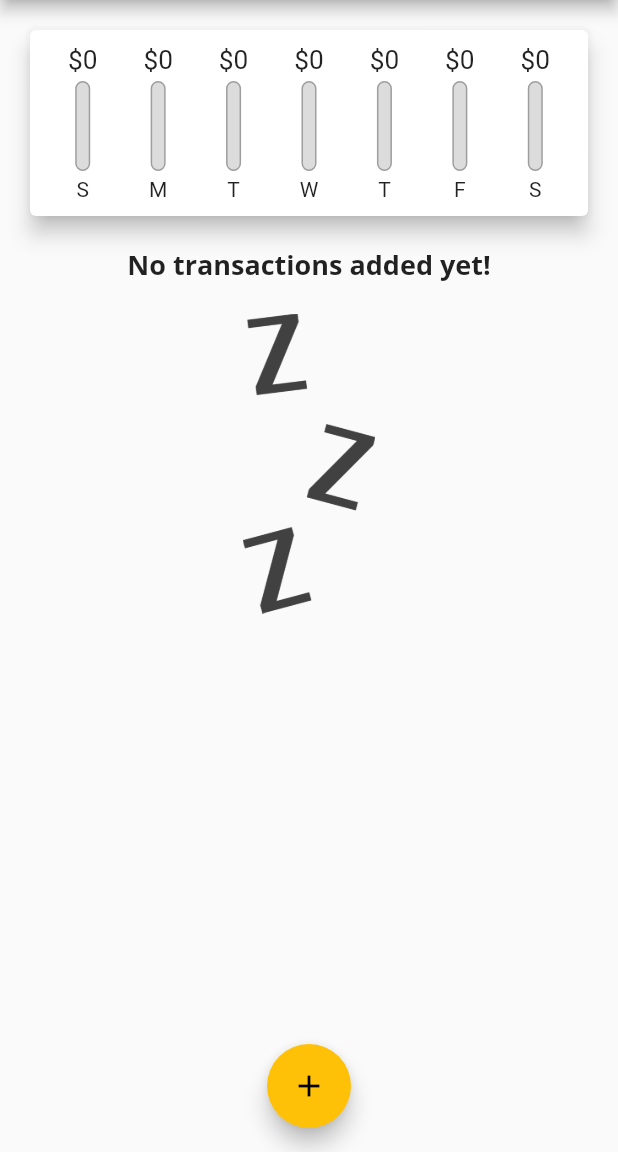
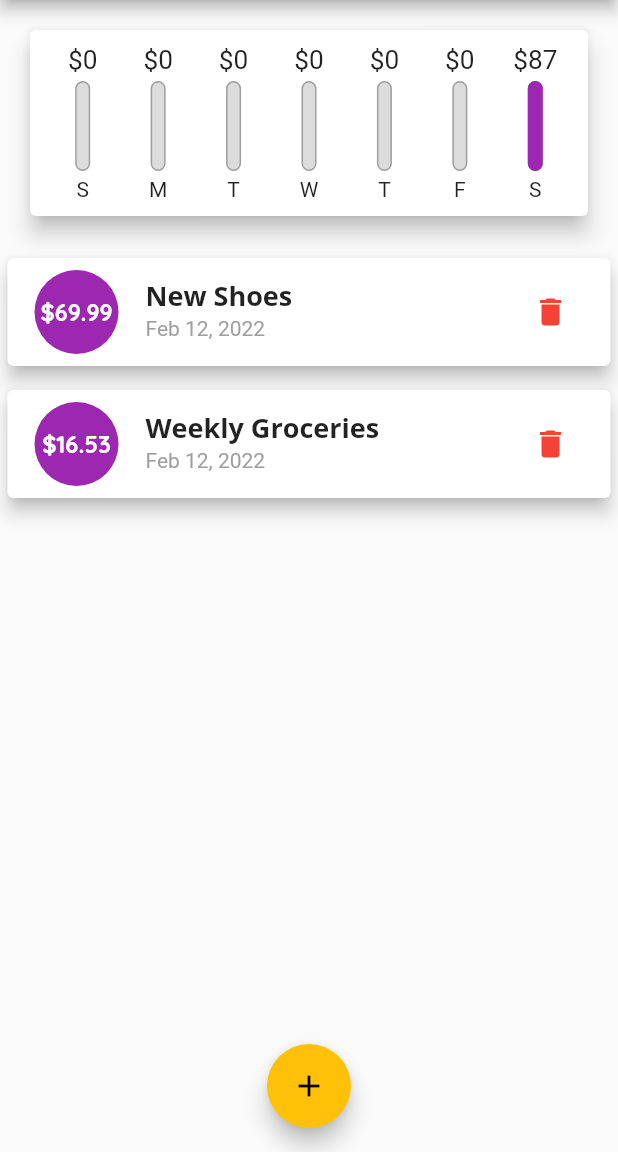
Before and after one commit to adriandallegrave/flutter, a Flutter app: the screen it shows after launch, on a phone screen of 412 x 824 dp, the part 84-1236 px from its top. Run offline on Flutter 3.47's test engine with Material 2 defaults, Android fonts, the phone set to English and light mode, and no system bars.

Commit message:
expenses18 - finished

```diff
--- a/personal_expenses_app/lib/main.dart
+++ b/personal_expenses_app/lib/main.dart
@@ -29,10 +29,13 @@ class MyApp extends StatelessWidget {
               fontSize: 20,
               fontWeight: FontWeight.bold),
         ),
-        colorScheme:
-            ColorScheme.fromSwatch(primarySwatch: Colors.purple).copyWith(
+        colorScheme: ColorScheme.fromSwatch(
+          primarySwatch: Colors.purple,
+        ).copyWith(
           secondary: Colors.amber,
           onSecondary: const Color.fromRGBO(0, 0, 0, 1),
+          onPrimary: Colors.white,
+          error: Colors.red,
         ),
       ),
       home: const MyHomePage(),
@@ -49,18 +52,18 @@ class MyHomePage extends StatefulWidget {
 
 class _MyHomePageState extends State<MyHomePage> {
   final List<Transaction> _userTransactions = [
-    // Transaction(
-    //   id: 't1',
-    //   title: 'New Shoes',
-    //   amount: 69.99,
-    //   date: DateTime.now(),
-    // ),
-    // Transaction(
-    //   id: 't2',
-    //   title: 'Weekly Groceries',
-    //   amount: 16.53,
-    //   date: DateTime.now(),
-    // ),
+    Transaction(
+      id: 't1',
+      title: 'New Shoes',
+      amount: 69.99,
+      date: DateTime.now(),
+    ),
+    Transaction(
+      id: 't2',
+      title: 'Weekly Groceries',
+      amount: 16.53,
+      date: DateTime.now(),
+    ),
   ];
 
   List<Transaction> get _recentTransactions {
@@ -84,6 +87,12 @@ class _MyHomePageState extends State<MyHomePage> {
 
     setState(() {
       _userTransactions.add(newTx);
+    });
+  }
+
+  void _deleteTransaction(String id) {
+    setState(() {
+      _userTransactions.removeWhere((tx) => tx.id == id);
     });
   }
 
@@ -119,7 +128,7 @@ class _MyHomePageState extends State<MyHomePage> {
           crossAxisAlignment: CrossAxisAlignment.stretch,
           children: <Widget>[
             Chart(_recentTransactions),
-            TransactionList(_userTransactions),
+            TransactionList(_userTransactions, _deleteTransaction),
           ],
         ),
       ),
--- a/personal_expenses_app/lib/widgets/transaction_list.dart
+++ b/personal_expenses_app/lib/widgets/transaction_list.dart
@@ -4,14 +4,16 @@ import 'package:intl/intl.dart';
 import '../models/transaction.dart';
 
 class TransactionList extends StatelessWidget {
-  const TransactionList(this.transactions, {Key? key}) : super(key: key);
+  const TransactionList(this.transactions, this.deleteTx, {Key? key})
+      : super(key: key);
 
   final List<Transaction> transactions;
+  final Function deleteTx;
 
   @override
   Widget build(BuildContext context) {
     return SizedBox(
-      height: 450,
+      height: 500,
       child: transactions.isEmpty
           ? Column(
               children: <Widget>[
@@ -48,6 +50,10 @@ class TransactionList extends StatelessWidget {
                         child: FittedBox(
                           child: Text(
                             '\$${transactions[index].amount.toStringAsFixed(2)}',
+                            style: TextStyle(
+                              color: Theme.of(context).colorScheme.onPrimary,
+                              fontWeight: FontWeight.bold,
+                            ),
                           ),
                         ),
                       ),
@@ -62,6 +68,11 @@ class TransactionList extends StatelessWidget {
                         color: Colors.grey,
                       ),
                     ),
+                    trailing: IconButton(
+                      icon: const Icon(Icons.delete),
+                      color: Theme.of(context).colorScheme.error,
+                      onPressed: () => deleteTx(transactions[index].id),
+                    ),
                   ),
                 );
               },
```
Also changed, not shown: personal_expenses_app/lib/widgets/new_transaction.dart (+9 -4 lines).
